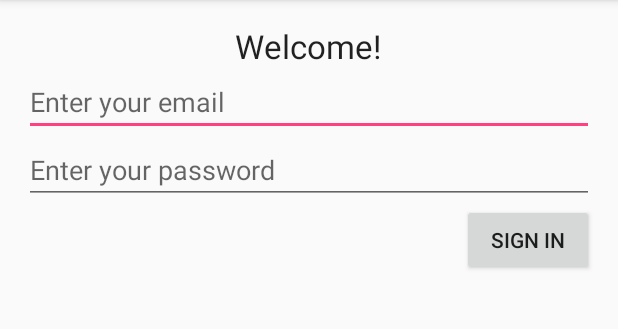
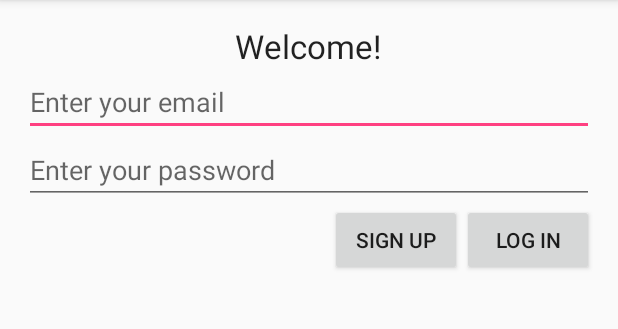
Before and after one commit to mikeFordUWT/Husky_Cooking, an Android app: the screen it shows after launch (SignInActivity), on a phone screen of 412 x 824 dp, the part 84-413 px from its top. Run offline under Robolectric (Android 15) with nearby library versions, the phone set to English and light mode, and no system bars.

Commit message:
progress commit

```diff
--- a/app/src/main/res/layout/fragment_log_in.xml
+++ b/app/src/main/res/layout/fragment_log_in.xml
@@ -16,7 +16,7 @@
         android:layout_width="match_parent"
         android:layout_height="wrap_content"
         android:id="@+id/user_id"
-        android:hint="@string/hint_sign_in"
+        android:hint="@string/hint_email"
         android:layout_gravity="left"
         android:inputType="textEmailAddress"/>
 
@@ -28,10 +28,23 @@
         android:inputType="textPassword"
         android:layout_gravity="left"/>
 
-    <Button
+    <LinearLayout
         android:layout_width="wrap_content"
         android:layout_height="wrap_content"
-        android:id="@+id/signin_button"
-        android:text="@string/sign_in_button"
-        android:layout_gravity="right"/>
+        android:orientation="horizontal"
+        android:layout_gravity="right">
+        <Button
+            android:layout_width="wrap_content"
+            android:layout_height="wrap_content"
+            android:id="@+id/sign_up_button"
+            android:layout_gravity="right"
+            android:text="@string/sign_up_button_label"
+            />
+        <Button
+            android:layout_width="wrap_content"
+            android:layout_height="wrap_content"
+            android:id="@+id/signin_button"
+            android:text="@string/login_in_button"
+            android:layout_gravity="right"/>
+    </LinearLayout>
 </LinearLayout>
--- a/app/src/main/res/values/strings.xml
+++ b/app/src/main/res/values/strings.xml
@@ -6,18 +6,22 @@
     <string name="ingredient_hint">Enter an Ingredient</string>
     <string name="measurement_hint">How much?</string>
 
-    <string name="hint_sign_in">Enter your email</string>
+    <string name="hint_email">Enter your email</string>
     <string name="hint_password">Enter your password</string>
 
     <string name="add_recipe_but_text">Add Recipe</string>
 
-    <string name="sign_in_button">SIGN IN</string>
+
     <string name="action_logout">LOG OUT</string>
     <string name="LOGGEDIN">loggedin</string>
     <string name="LOGIN_PREFS">team14.tacoma.uw.edu.husky_cooking.PREFS</string>
     <string name="LOGIN_FILE">team14.tacoma.uw.edu.husky_cooking.LOGIN_FILE</string>
     <string name="LOGIN_URL">http://cssgate.insttech.washington.edu/~_450atm14/husky_cooking/login.php?</string>
 
+    <string name="register_button_label">REGISTER</string>
+    <string name="sign_up_button_label">SIGN UP</string>
+    <string name="login_in_button">LOG IN</string>
+    <string name="enter_user_info">ENTER NEW USER INFO</string>
     <!-- TODO: Remove or change this placeholder text -->
     <string name="hello_blank_fragment">Hello blank fragment</string>
 
```
Also changed, not shown: app/src/main/java/team14/tacoma/uw/edu/husky_cooking/AddIngredientFragment.java (added, +29 -0 lines), app/src/main/java/team14/tacoma/uw/edu/husky_cooking/RegisterUserFragment.java (added, +29 -0 lines), app/src/main/java/team14/tacoma/uw/edu/husky_cooking/UserHomeFragment.java (added, +29 -0 lines), app/src/main/res/layout/fragment_add_ingredient.xml (added, +13 -0 lines), app/src/main/res/layout/fragment_register_user.xml (added, +37 -0 lines), app/src/main/res/layout/fragment_user_home.xml (added, +47 -0 lines).
